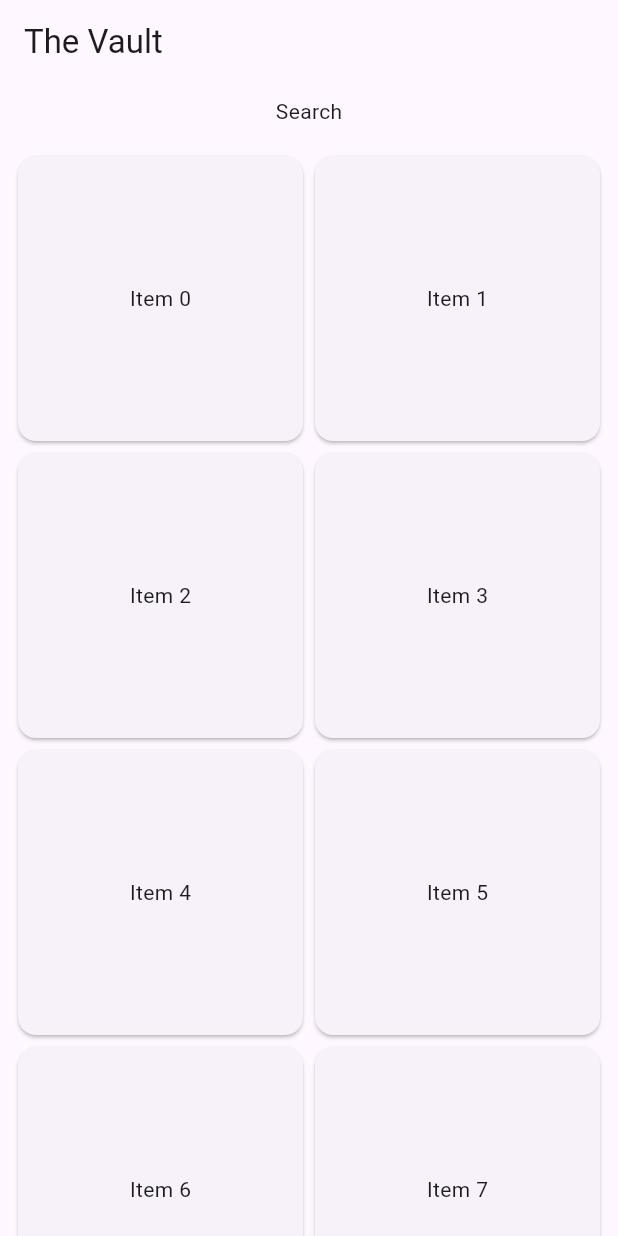
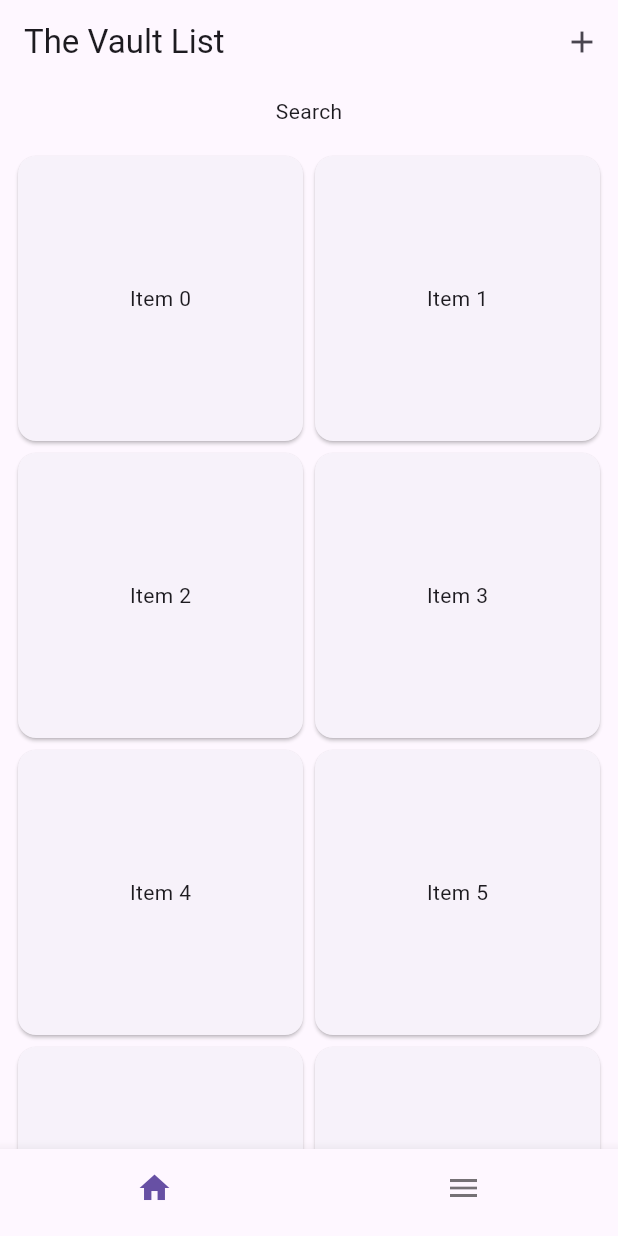
Before and after one commit to ronipaschoal/the_apps, a Flutter app: the screen it shows after launch, on a phone screen of 412 x 824 dp. Run offline on Flutter 3.47's test engine with Material 3 defaults, Android fonts, the phone set to English and light mode, and no system bars.

Commit message:
feat: create the home screen

```diff
--- a/interfaces/lib/design_system/tokens/spacing/ds_spacer.dart
+++ b/interfaces/lib/design_system/tokens/spacing/ds_spacer.dart
@@ -35,7 +35,7 @@ import 'package:interfaces/design_system/tokens/spacing/ds_spacing.dart';
 ///
 /// * [Spacing]
 ///
-class DsSpacer {
+sealed class DsSpacer {
   /// * xs2 = 4.0,
   static const xs2 = SizedBox(width: DsSpacing.xs2, height: DsSpacing.xs2);
 
--- a/interfaces/lib/design_system/tokens/spacing/ds_spacing.dart
+++ b/interfaces/lib/design_system/tokens/spacing/ds_spacing.dart
@@ -4,7 +4,7 @@
 ///
 /// Can be used for object [margins], [height], [weight] and [padding].
 ///
-class DsSpacing {
+sealed class DsSpacing {
   /// * xs2 = 4.0,
   static const xs2 = 4.0;
 
--- a/the_vault/lib/main.dart
+++ b/the_vault/lib/main.dart
@@ -9,6 +9,10 @@ class MainApp extends StatelessWidget {
   const MainApp({super.key});
   @override
   Widget build(BuildContext context) {
-    return MaterialApp(title: 'Vault ', home: HomeScreen());
+    return MaterialApp(
+      debugShowCheckedModeBanner: false,
+      title: 'Vault ',
+      home: HomeScreen(),
+    );
   }
 }
--- a/the_vault/lib/ui/home/home_screen.dart
+++ b/the_vault/lib/ui/home/home_screen.dart
@@ -1,30 +1,161 @@
 import 'package:flutter/material.dart';
-import 'package:interfaces/design_system/tokens/tokens.dart';
+import 'package:the_vault/ui/item/item_screen.dart';
+import 'package:the_vault/ui/item_list/item_list_screen.dart';
+import 'package:the_vault/ui/menu/menu_screen.dart';
 
-class HomeScreen extends StatelessWidget {
+class HomeScreen extends StatefulWidget {
   const HomeScreen({super.key});
 
   @override
+  State<HomeScreen> createState() => _HomeState();
+}
+
+class _HomeState extends State<HomeScreen>
+    with TickerProviderStateMixin<HomeScreen> {
+  static const List<Destination> allDestinations = [
+    Destination(0, 'Home', Icons.home),
+    Destination(1, 'Menu', Icons.menu),
+  ];
+
+  late final List<GlobalKey<NavigatorState>> _navigatorKeys;
+  late final List<AnimationController> _destinationFaders;
+  late final List<Widget> _destinationViews;
+  int _selectedIndex = 0;
+
+  AnimationController _buildFaderController() {
+    return AnimationController(
+      vsync: this,
+      duration: const Duration(milliseconds: 300),
+    );
+  }
+
+  @override
+  void initState() {
+    super.initState();
+
+    _navigatorKeys =
+        List<GlobalKey<NavigatorState>>.generate(
+          allDestinations.length,
+          (int index) => GlobalKey(),
+        ).toList();
+
+    _destinationFaders =
+        List<AnimationController>.generate(
+          allDestinations.length,
+          (int index) => _buildFaderController(),
+        ).toList();
+    _destinationFaders[_selectedIndex].value = 1.0;
+
+    final CurveTween tween = CurveTween(curve: Curves.fastOutSlowIn);
+    _destinationViews =
+        allDestinations.map<Widget>((Destination destination) {
+          return FadeTransition(
+            opacity: _destinationFaders[destination.index].drive(tween),
+            child: DestinationView(
+              destination: destination,
+              navigatorKey: _navigatorKeys[destination.index],
+            ),
+          );
+        }).toList();
+  }
+
+  @override
+  void dispose() {
+    for (final AnimationController controller in _destinationFaders) {
+      controller.dispose();
+    }
+    super.dispose();
+  }
+
+  @override
   Widget build(BuildContext context) {
-    return Scaffold(
-      appBar: AppBar(title: const Text('The Vault')),
-      body: ListView(
-        padding: EdgeInsets.all(DsSpacing.xs),
-        children: [
-          const Center(child: Text('Search')),
-          DsSpacer.sm,
-          GridView.builder(
-            shrinkWrap: true,
-            itemCount: 10,
-            gridDelegate: const SliverGridDelegateWithFixedCrossAxisCount(
-              crossAxisCount: 2,
-            ),
-            itemBuilder: (_, index) {
-              return Card(child: Center(child: Text('Item $index')));
-            },
+    return NavigatorPopHandler(
+      child: Scaffold(
+        body: SafeArea(
+          top: false,
+          child: Stack(
+            fit: StackFit.expand,
+            children:
+                allDestinations.map((Destination destination) {
+                  final int index = destination.index;
+                  final Widget view = _destinationViews[index];
+                  if (index == _selectedIndex) {
+                    _destinationFaders[index].forward();
+                    return Offstage(offstage: false, child: view);
+                  } else {
+                    _destinationFaders[index].reverse();
+                    if (_destinationFaders[index].isAnimating) {
+                      return IgnorePointer(child: view);
+                    }
+                    return Offstage(child: view);
+                  }
+                }).toList(),
           ),
-        ],
+        ),
+        bottomNavigationBar: BottomNavigationBar(
+          showSelectedLabels: false,
+          showUnselectedLabels: false,
+          currentIndex: _selectedIndex,
+          onTap: (index) => setState(() => _selectedIndex = index),
+          items:
+              allDestinations.map<BottomNavigationBarItem>((
+                Destination destination,
+              ) {
+                return BottomNavigationBarItem(
+                  icon: Icon(destination.icon),
+                  label: destination.title,
+                );
+              }).toList(),
+        ),
       ),
     );
   }
 }
+
+class Destination {
+  const Destination(this.index, this.title, this.icon);
+  final int index;
+  final String title;
+  final IconData icon;
+}
+
+class DestinationView extends StatefulWidget {
+  const DestinationView({
+    super.key,
+    required this.destination,
+    required this.navigatorKey,
+  });
+
+  final Destination destination;
+  final Key navigatorKey;
+
+  @override
+  State<DestinationView> createState() => _DestinationViewState();
+}
+
+class _DestinationViewState extends State<DestinationView> {
+  @override
+  Widget build(BuildContext context) {
+    return Navigator(
+      key: widget.navigatorKey,
+      onGenerateRoute: (settings) {
+        return MaterialPageRoute<void>(
+          settings: settings,
+          builder: (_) {
+            switch (settings.name) {
+              case '/':
+                if (widget.destination.title == 'Menu') {
+                  return MenuScreen();
+                }
+                return ItemListScreen();
+              case '/details':
+                return ItemScreen();
+            }
+            assert(false);
+            return const SizedBox();
+          },
+        );
+      },
+    );
+  }
+}
--- /dev/null
+++ b/the_vault/lib/ui/item/item_screen.dart
@@ -0,0 +1,13 @@
+import 'package:flutter/material.dart';
+
+class ItemScreen extends StatelessWidget {
+  const ItemScreen({super.key});
+
+  @override
+  Widget build(BuildContext context) {
+    return Scaffold(
+      appBar: AppBar(title: Text('Item From The Vault')),
+      body: Center(child: Text('Item')),
+    );
+  }
+}
--- /dev/null
+++ b/the_vault/lib/ui/item_list/item_list_screen.dart
@@ -0,0 +1,46 @@
+import 'package:flutter/material.dart';
+import 'package:interfaces/design_system/tokens/tokens.dart';
+
+class ItemListScreen extends StatefulWidget {
+  const ItemListScreen({super.key});
+
+  @override
+  State<ItemListScreen> createState() => _ItemListScreenState();
+}
+
+class _ItemListScreenState extends State<ItemListScreen> {
+  @override
+  Widget build(BuildContext context) {
+    return Scaffold(
+      appBar: AppBar(
+        title: Text('The Vault List'),
+        actions: [
+          IconButton(
+            icon: const Icon(Icons.add),
+            onPressed: () => Navigator.pushNamed(context, '/details'),
+          ),
+        ],
+      ),
+      body: ListView(
+        padding: EdgeInsets.all(DsSpacing.xs),
+        children: [
+          const Center(child: Text('Search')),
+          DsSpacer.sm,
+          GridView.builder(
+            shrinkWrap: true,
+            itemCount: 10,
+            gridDelegate: const SliverGridDelegateWithFixedCrossAxisCount(
+              crossAxisCount: 2,
+            ),
+            itemBuilder: (_, index) {
+              return GestureDetector(
+                onTap: () => Navigator.pushNamed(context, '/details'),
+                child: Card(child: Center(child: Text('Item $index'))),
+              );
+            },
+          ),
+        ],
+      ),
+    );
+  }
+}
--- /dev/null
+++ b/the_vault/lib/ui/menu/menu_screen.dart
@@ -0,0 +1,10 @@
+import 'package:flutter/material.dart';
+
+class MenuScreen extends StatelessWidget {
+  const MenuScreen({super.key});
+
+  @override
+  Widget build(BuildContext context) {
+    return Center(child: const Text('menu'));
+  }
+}
```
